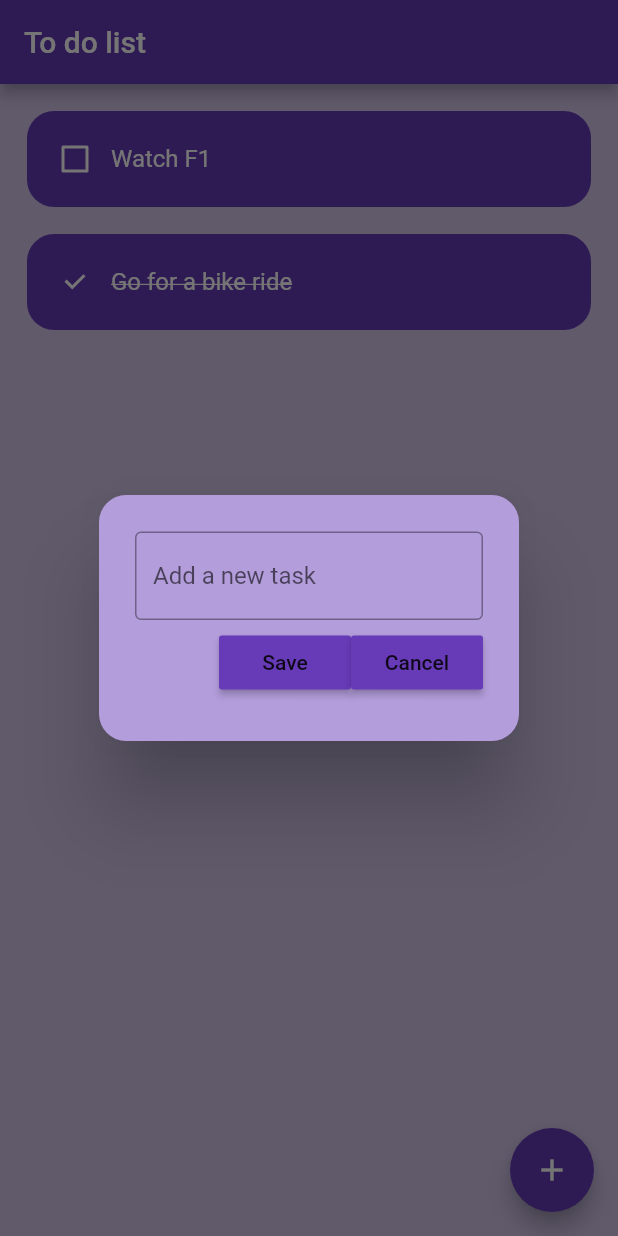
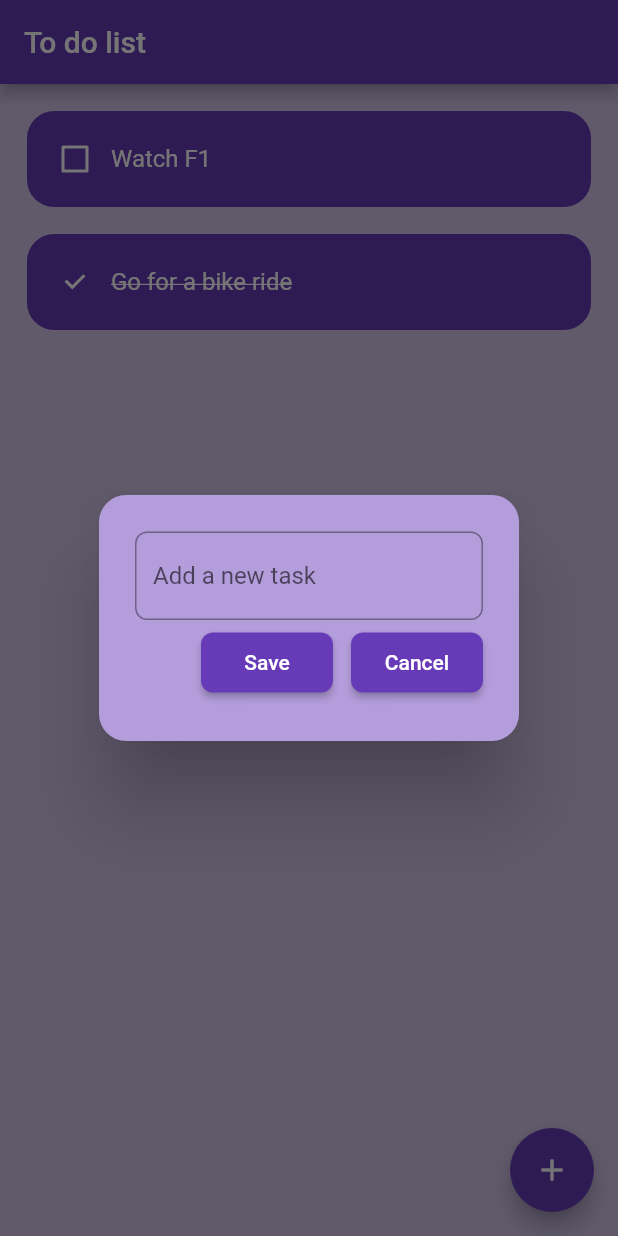
Before and after one commit to RoyceOnRolls/flutter-todo-list, a Flutter app: the screen it shows after launch, after a tap on the "add" icon, on a phone screen of 412 x 824 dp. Run offline on Flutter 3.47's test engine with Material 2 defaults, Android fonts, the phone set to English and light mode, and no system bars; drawn by our look-alikes of flutter_slidable; our stand-ins replace hive_flutter; accounts and stored records are empty.

Commit message:
Added hive for local storage and styled the popup

```diff
--- /dev/null
+++ b/lib/data/database.dart
@@ -0,0 +1,21 @@
+import 'package:hive_flutter/hive_flutter.dart';
+
+class ToDoDataBase {
+  List toDoList = [];
+  final _myBox = Hive.box('mybox');
+
+  void createIntialData() {
+    toDoList = [
+      ["Watch F1", false],
+      ["Go for a bike ride", true]
+    ];
+  }
+
+  void loadData() {
+    toDoList = _myBox.get("TODOLIST");
+  }
+
+  void updateDataBase() {
+    _myBox.put("TODOLIST", toDoList);
+  }
+}
--- a/lib/main.dart
+++ b/lib/main.dart
@@ -1,7 +1,11 @@
 import 'package:flutter/material.dart';
+import 'package:hive_flutter/hive_flutter.dart';
 import 'package:todoapp/pages/homepage.dart';
 
-void main() {
+void main() async {
+  await Hive.initFlutter();
+  var box = await Hive.openBox('mybox');
+
   runApp(const MyApp());
 }
 
--- a/lib/pages/homepage.dart
+++ b/lib/pages/homepage.dart
@@ -1,6 +1,8 @@
 // ignore_for_file: prefer_const_constructors, duplicate_ignore
 
 import 'package:flutter/material.dart';
+import 'package:hive_flutter/hive_flutter.dart';
+import 'package:todoapp/data/database.dart';
 import '../util/dialog_box.dart';
 import '../util/todo_tile.dart';
 
@@ -12,25 +14,40 @@ class HomePage extends StatefulWidget {
 }
 
 class _HomePageState extends State<HomePage> {
+  final _myBox = Hive.box('mybox');
+  ToDoDataBase db = ToDoDataBase();
+
+  @override
+  void initState() {
+    if (_myBox.get("TODOLIST") == null) {
+      db.createIntialData();
+    } else {
+      db.loadData();
+    }
+    super.initState();
+  }
+
   final _controller = TextEditingController();
 
-  List toDoList = [
-    ["Watch F1", false],
-    ["Go for a bike ride", true]
-  ];
+  // List toDoList = [
+  //   ["Watch F1", false],
+  //   ["Go for a bike ride", true]
+  // ];
 
   void checkBoxChange(bool? value, int index) {
     setState(() {
-      toDoList[index][1] = !toDoList[index][1];
+      db.toDoList[index][1] = !db.toDoList[index][1];
     });
+    db.updateDataBase();
   }
 
   void saveNewTask() {
     setState(() {
-      toDoList.add([_controller.text, false]);
+      db.toDoList.add([_controller.text, false]);
       _controller.clear();
     });
     Navigator.of(context).pop();
+    db.updateDataBase();
   }
 
   void createNewTask() {
@@ -47,8 +64,9 @@ class _HomePageState extends State<HomePage> {
 
   void deleteTask(int index) {
     setState(() {
-      toDoList.removeAt(index);
+      db.toDoList.removeAt(index);
     });
+    db.updateDataBase();
   }
 
   @override
@@ -62,11 +80,11 @@ class _HomePageState extends State<HomePage> {
           child: Icon(Icons.add), onPressed: createNewTask),
       // ignore: prefer_const_constructors
       body: ListView.builder(
-        itemCount: toDoList.length,
+        itemCount: db.toDoList.length,
         itemBuilder: (context, index) {
           return ToDoTile(
-            taskName: toDoList[index][0],
-            taskCompleated: toDoList[index][1],
+            taskName: db.toDoList[index][0],
+            taskCompleated: db.toDoList[index][1],
             onChanged: (value) => checkBoxChange(value, index),
             deleteFunction: (context) => deleteTask(index),
           );
--- a/lib/util/app_button.dart
+++ b/lib/util/app_button.dart
@@ -1,4 +1,4 @@
-// ignore_for_file: must_be_immutable
+// ignore_for_file: must_be_immutable, prefer_const_constructors, sort_child_properties_last
 
 import 'package:flutter/material.dart';
 
@@ -11,7 +11,14 @@ class AppButton extends StatelessWidget {
   Widget build(BuildContext context) {
     return MaterialButton(
       onPressed: onPressed,
-      child: Text(text),
+      padding: EdgeInsets.fromLTRB(16, 12, 16, 12),
+      shape: RoundedRectangleBorder(
+        borderRadius: BorderRadius.circular(8),
+      ),
+      child: Text(
+        text,
+        style: TextStyle(color: Colors.white),
+      ),
       color: Theme.of(context).primaryColor,
     );
   }
--- a/lib/util/dialog_box.dart
+++ b/lib/util/dialog_box.dart
@@ -27,12 +27,20 @@ class DialogBox extends StatelessWidget {
             TextField(
               controller: controller,
               decoration: InputDecoration(
-                  border: OutlineInputBorder(), hintText: "Add a new task"),
+                border: OutlineInputBorder(
+                    borderRadius: BorderRadius.circular(8),
+                    borderSide: BorderSide(
+                      width: 2,
+                      color: Colors.white,
+                    )),
+                hintText: "Add a new task",
+              ),
             ),
             Row(
               mainAxisAlignment: MainAxisAlignment.end,
               children: [
                 AppButton(text: "Save", onPressed: onSave),
+                SizedBox(width: 12),
                 AppButton(text: "Cancel", onPressed: onCancel)
               ],
             )
--- a/pubspec.yaml
+++ b/pubspec.yaml
@@ -41,6 +41,8 @@ dependencies:
 dev_dependencies:
   flutter_test:
     sdk: flutter
+  hive_generator: ^1.1.3
+  build_runner: ^2.1.11
 
   # The "flutter_lints" package below contains a set of recommended lints to
   # encourage good coding practices. The lint set provided by the package is
```
Also changed, not shown: pubspec.lock.
